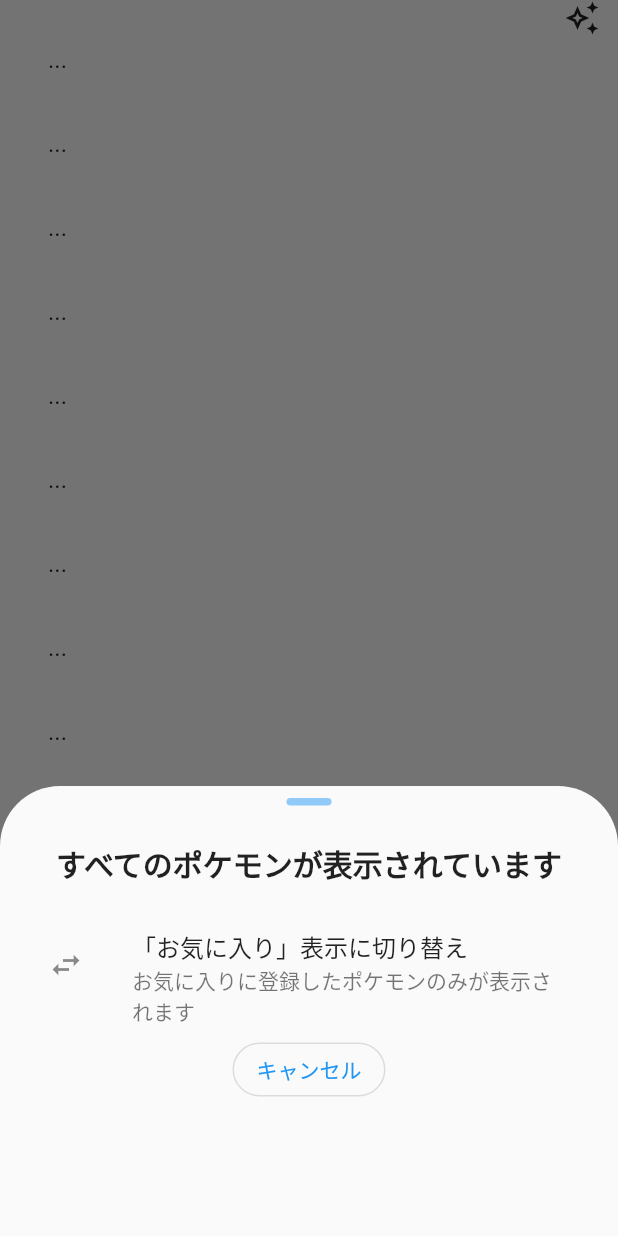
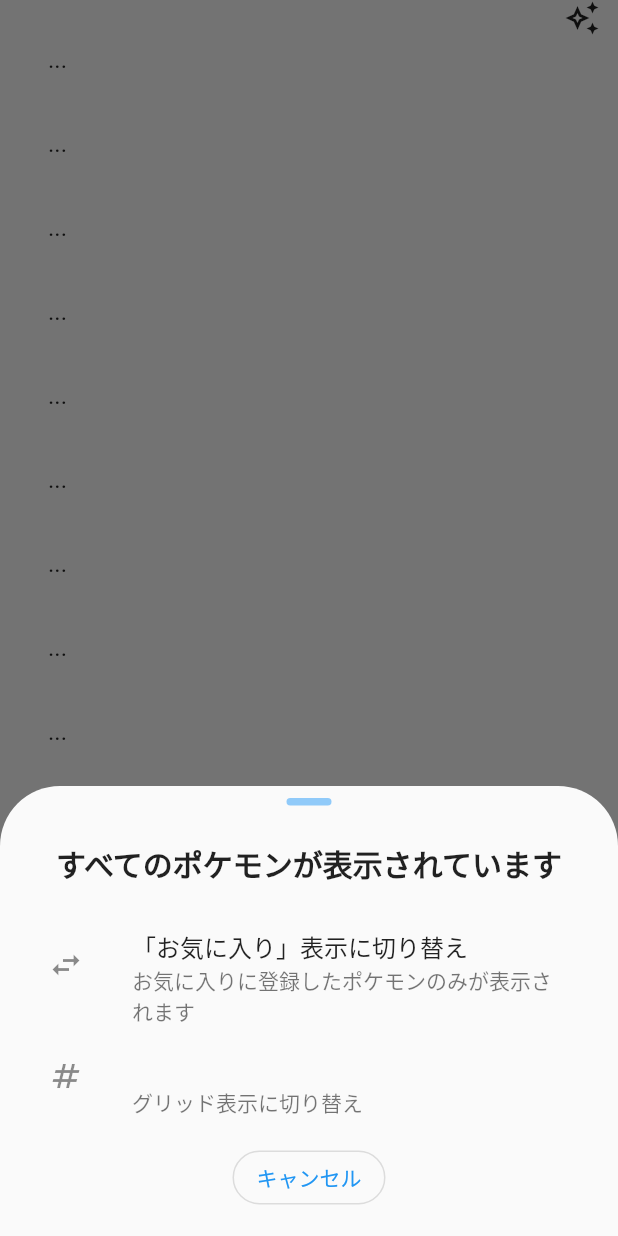
Before and after one commit to o-ga09/tutorial-fultter, a Flutter app: the screen it shows after launch, scrolled down 576 dp, after a tap on the "auto awesome" icon, on a phone screen of 412 x 824 dp. Run offline on Flutter 3.47's test engine with Material 2 defaults, Android fonts, the phone set to English and light mode, and no system bars; our stand-ins replace shared_preferences, sqflite; accounts and stored records are empty; network calls fail.

Commit message:
ハンズオン完了

```diff
--- a/lib/list.dart
+++ b/lib/list.dart
@@ -1,3 +1,5 @@
+import 'package:mhapp/gridItem.dart';
+
 import './list_items.dart';
 import 'package:flutter/material.dart';
 import 'package:provider/provider.dart';
@@ -17,6 +19,7 @@
   static const int pageSize = 30;
   bool isFavoriteMode = false;
   int _currentPage = 1;
+  bool isGridmode = false;
 
   bool isLastPage(int favcount,int page) {
     if (isFavoriteMode) {
@@ -56,6 +59,10 @@
   void changeMode(bool currentMode) {
     setState(() => isFavoriteMode = !currentMode);
   }
+
+  void changeGridMode(bool gridmode) {
+    setState(() => isGridmode = !gridmode);
+  }
   @override
   Widget build(BuildContext context) {
     return Consumer<FavoriteNotifier>(
@@ -81,6 +88,9 @@
                   builder: (BuildContext context) {
                     return Modal(
                       favMode: isFavoriteMode,
+                      isGridMode: isGridmode,
+                      changeFavMode: changeMode,
+                      changeGridMode: changeGridMode,
                     );
                   },
                 );
@@ -95,6 +105,39 @@
               builder: (context, entity, child) {
                 if (itemCount(favs.favs.length, _currentPage) == 0) {
                   return const Text('no data');
+                } else {
+                  if(isGridmode) {
+                    return GridView.builder(
+                      gridDelegate:
+                        const SliverGridDelegateWithFixedCrossAxisCount(
+                          crossAxisCount: 3,
+                        ),
+                      itemCount: itemCount(favs.favs.length, _currentPage),
+                      itemBuilder: (context,index) {
+                        if(index == itemCount(favs.favs.length, _currentPage)) {
+                          return Padding(
+                            padding: const EdgeInsets.all(16),
+                            child: OutlinedButton(
+                              child: const Text('more'),
+                              style: OutlinedButton.styleFrom(
+                                shape: RoundedRectangleBorder(
+                                  borderRadius: BorderRadius.circular(20),
+                                ),
+                              ),
+                              onPressed: isLastPage(favs.favs.length,_currentPage)
+                                ? null
+                                : () => {
+                                  setState(() => _currentPage++),
+                                },
+                            ),
+                          );
+                        } else {
+                          return GridItem(
+                            entity: entity.byId(itemId(favs.favs, index))
+                          );
+                        }
+                      },
+                    );
                   } else {
                     return ListView.builder(
                       padding:
@@ -118,6 +161,7 @@
                       },
                     );
                   }
+                }
               },
             ),
           ),
--- a/lib/list_items.dart
+++ b/lib/list_items.dart
@@ -10,7 +10,9 @@
   Widget build(BuildContext context) {
     if(entity != null) {
       return ListTile(
-      leading: Container(
+      leading: Hero(
+        tag: entity!.name,
+        child: Container(
           width: 80,
           decoration: BoxDecoration(
             color: (TypeColors[entity!.types.first] ?? Colors.grey[100])
@@ -20,6 +22,7 @@
               fit: BoxFit.fitWidth,
               image: NetworkImage(
                 entity!.imageUrl,
+              ),
             ),
           ),
         ),
--- a/lib/main.dart
+++ b/lib/main.dart
@@ -68,7 +68,10 @@
   Widget build(BuildContext context) {
     return Scaffold(
       body: SafeArea(
-        child: currentbnb == 0 ? const EntityList() : const Setting(),
+        child: IndexedStack(
+          children: const [EntityList(),Setting()],
+          index: currentbnb,
+        ),
       ),
       bottomNavigationBar: BottomNavigationBar(
         onTap: (index) => {
--- a/lib/modal.dart
+++ b/lib/modal.dart
@@ -1,11 +1,18 @@
 import 'package:flutter/material.dart';
+
 
 class Modal extends StatelessWidget {
   const Modal({
     Key? key,
-    required this.favMode
+    required this.favMode,
+    required this.isGridMode,
+    required this.changeFavMode,
+    required this.changeGridMode,
   }) : super(key: key);
   final bool favMode;
+  final bool isGridMode;
+  final Function(bool) changeFavMode;
+  final Function(bool) changeGridMode;
 
   String mainText(bool fav) {
     if (fav) {
@@ -31,6 +38,21 @@
     }
   }
 
+  String selectGridMenu(bool fav) {
+    if(fav) {
+      return 'リスト表示に切り替え';
+    } else {
+      return 'グリッド表示に切り替え';
+    }
+  }
+
+  String selectGridSubTitle(bool fav) {
+    if(fav) {
+      return 'リスト表示に切り替え';
+    } else {
+      return 'グリッド表示に切り替え';
+    }
+  }
   @override
   Widget build(BuildContext context) {
     return Container(
@@ -69,6 +91,16 @@
                 Navigator.pop(context, true);
               },
             ),
+            ListTile(
+              leading: const Icon(Icons.numbers),
+              subtitle: Text(
+                selectGridSubTitle(isGridMode),
+              ),
+              onTap: () {
+                changeGridMode(isGridMode);
+                Navigator.pop(context, isGridMode);
+              },
+            ),
             OutlinedButton(
               style: OutlinedButton.styleFrom(
                 shape: RoundedRectangleBorder(
```
Also changed, not shown: lib/detail.dart (+36 -13 lines), lib/gridItem.dart (added, +58 -0 lines). Lines whose indentation alone changed are shown as unchanged.
